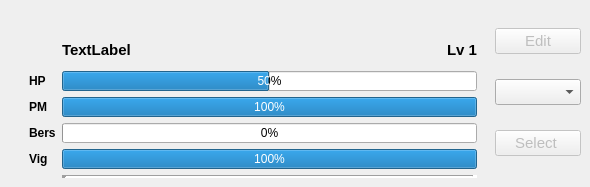
First picture: the form in app/view/forms/heropanel.ui, repository r0nd0ud0u/qt-rpg, before the edit.
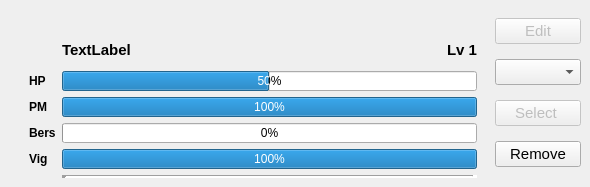
Second picture: the form after the edit. Custom widgets are drawn as their Qt base class.

What changed in the file:
```diff
--- a/app/view/forms/heropanel.ui
+++ b/app/view/forms/heropanel.ui
@@ -396,6 +396,13 @@
            </property>
           </widget>
          </item>
+         <item>
+          <widget class="QPushButton" name="removePushButton">
+           <property name="text">
+            <string>Remove</string>
+           </property>
+          </widget>
+         </item>
         </layout>
        </widget>
       </item>
```
